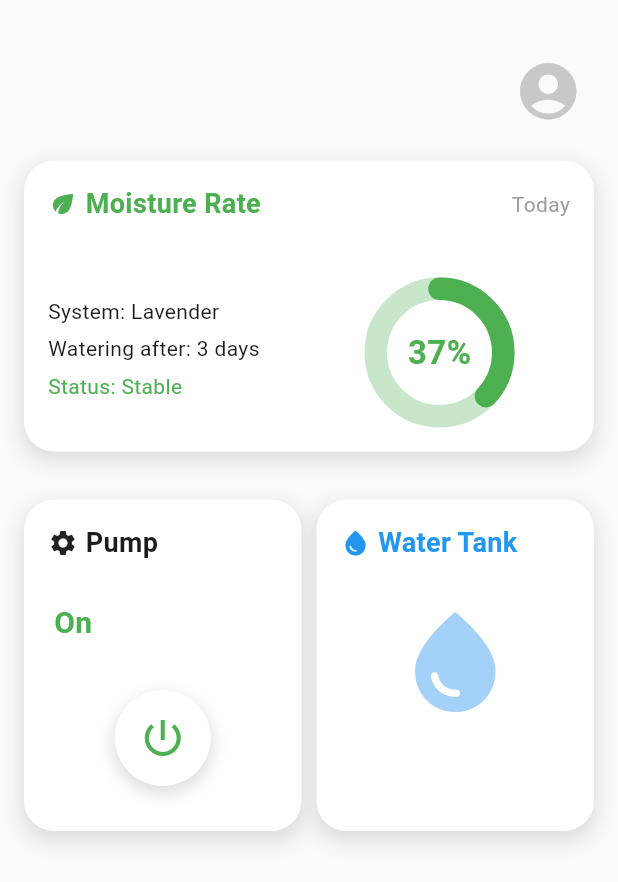
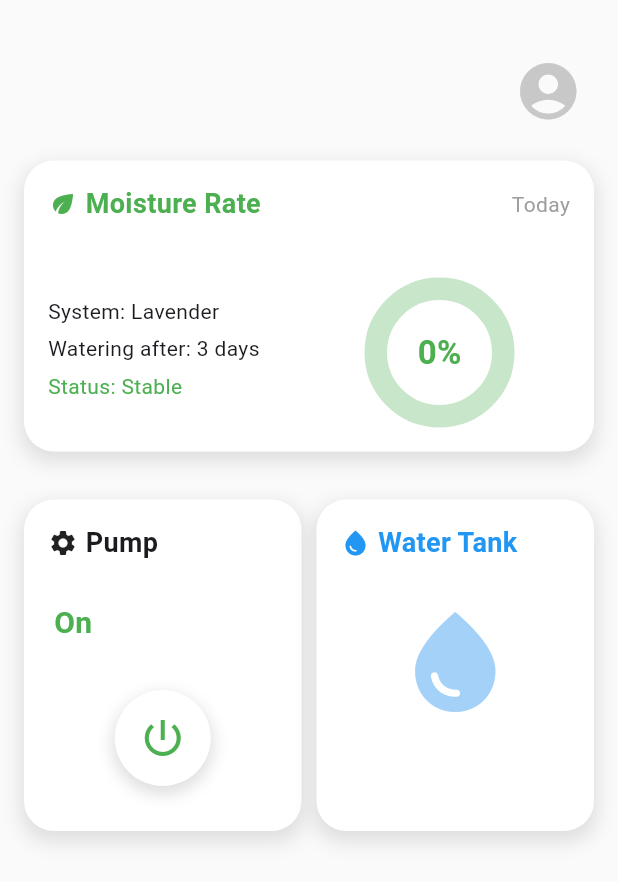
Before and after one commit to Abo-khalil/final_project, a Flutter app: the Homepage screen opened directly with empty values, after a tap on the "power settings new" icon, on a phone screen of 412 x 824 dp. Shown: the top 882 px of the screen. Run offline on Flutter 3.47's test engine with Material 3 defaults, Android fonts, the phone set to English and light mode, and no system bars; drawn by our look-alikes of percent_indicator; our stand-ins replace curved_navigation_bar, firebase_core, firebase_database, image_picker, shared_preferences; accounts and stored records are empty; network calls fail.

Commit message:
Update project files and add embedded.dart

```diff
--- a/lib/core/services/ai.dart
+++ b/lib/core/services/ai.dart
@@ -9,7 +9,7 @@ class ImageService {
   static Future<Map<String, dynamic>> uploadImage(XFile pickedFile) async {
     final bytes = await pickedFile.readAsBytes();
 
-    final uri = Uri.parse('https://apiai-production-4a1b.up.railway.app/predict');
+    final uri = Uri.parse('https://api-ai--e-wzq.fly.dev/predict');
 
     final request = http.MultipartRequest('POST', uri)
       ..files.add(
--- /dev/null
+++ b/lib/core/services/embedded.dart
@@ -0,0 +1,48 @@
+import 'dart:convert';
+import 'package:flutter/material.dart';
+import 'package:http/http.dart' as http;
+import 'package:shared_preferences/shared_preferences.dart';
+
+class Embedded {
+  static Future<double?> fetchHumidity(String plantId) async {
+    final prefs = await SharedPreferences.getInstance();
+    final token = prefs.getString('token');
+
+    if (token == null) {
+      print('No token found in SharedPreferences');
+      return null;
+    }
+
+    final url = Uri.parse(
+        'https://automatic-irrigation-system.vercel.app/api/plants/$plantId/humidity');
+
+    try {
+      final response = await http.get(
+        url,
+        headers: {
+          'Authorization': 'Bearer $token',
+          'Content-Type': 'application/json',
+        },
+      );
+
+      if (response.statusCode == 200) {
+        final data = json.decode(response.body);
+        print("Humidity response: $data");
+
+        if (data['humidity'] != null) {
+          return double.parse(data['humidity'].toString());
+        } else {
+          print("No 'humidity' key found");
+          return null;
+        }
+      } else {
+        print("Failed to fetch humidity: ${response.statusCode}");
+        print("Body: ${response.body}");
+        return null;
+      }
+    } catch (e) {
+      print("Exception occurred: $e");
+      return null;
+    }
+  }
+}
--- a/lib/core/services/system_services.dart
+++ b/lib/core/services/system_services.dart
@@ -66,7 +66,7 @@ class SystemServices {
 
  static Future<dynamic> fetchGlobalSystemData() async {
   final url = Uri.parse(
-    'https://automatic-irrigation-system.vercel.app/api/system/system-globle',
+    'https://automatic-irrigation-system.vercel.app/api/system/',
   );
 
   try {
--- a/lib/main.dart
+++ b/lib/main.dart
@@ -1,7 +1,19 @@
 import 'package:final_project/pages/sign_In_page/sign_in.dart';
+import 'package:firebase_core/firebase_core.dart';
 import 'package:flutter/material.dart';
 
-void main() {
+void main() async {
+  WidgetsFlutterBinding.ensureInitialized();
+  await Firebase.initializeApp(
+    options: const FirebaseOptions(
+      apiKey: 'AIzaSyD4-RE-GGkWLjyc9TG1MMZi-jMvkBEBbn8',
+      appId: '1:854970310579:android:751fa20b35c8327a20a507',
+      messagingSenderId: '854970310579',
+      projectId: 'smart-irregation-af58a',
+      databaseURL:
+          'https://smart-irregation-af58a-default-rtdb.europe-west1.firebasedatabase.app/',
+    ),
+  );
   runApp(const MyApp());
 }
 
--- a/lib/pages/home_page/widgets/moistureRate.dart
+++ b/lib/pages/home_page/widgets/moistureRate.dart
@@ -1,3 +1,4 @@
+import 'package:final_project/core/services/embedded.dart';
 import 'package:flutter/material.dart';
 import 'package:percent_indicator/circular_percent_indicator.dart';
 
@@ -9,8 +10,25 @@ class MoistureRate extends StatefulWidget {
 }
 
 class _MoistureRateState extends State<MoistureRate> {
+  double? humidity;
+
+  @override
+  void initState() {
+    super.initState();
+    loadHumidity();
+  }
+
+  Future<void> loadHumidity() async {
+    final result = await Embedded.fetchHumidity('6846daf95674545af5c5dd10');
+    setState(() {
+      humidity = result;
+    });
+  }
+
   @override
   Widget build(BuildContext context) {
+    double percent = (humidity ?? 0) / 100;
+
     return Container(
       decoration: BoxDecoration(
         borderRadius: BorderRadius.circular(20),
@@ -22,7 +40,8 @@ class _MoistureRateState extends State<MoistureRate> {
             blurRadius: 10,
             offset: const Offset(0, 5),
           )
-          ]),
+        ],
+      ),
       padding: const EdgeInsets.all(8),
       child: Column(
         children: [
@@ -30,12 +49,8 @@ class _MoistureRateState extends State<MoistureRate> {
             padding: EdgeInsets.all(8.0),
             child: Row(
               children: [
-                Row(
-                  children: [
                 Icon(Icons.eco, color: Colors.green, size: 20),
-                    SizedBox(
-                      width: 5,
-                    ),
+                SizedBox(width: 5),
                 Text(
                   "Moisture Rate",
                   style: TextStyle(
@@ -43,8 +58,6 @@ class _MoistureRateState extends State<MoistureRate> {
                     fontWeight: FontWeight.bold,
                     color: Colors.green,
                   ),
-                    ),
-                  ],
                 ),
                 Spacer(),
                 Text(
@@ -64,31 +77,29 @@ class _MoistureRateState extends State<MoistureRate> {
                     crossAxisAlignment: CrossAxisAlignment.start,
                     children: [
                       Text("System: Lavender", style: TextStyle(fontSize: 14)),
-                    SizedBox(
-                      height: 5,
-                    ),
+                      SizedBox(height: 5),
                       Text("Watering after: 3 days",
                           style: TextStyle(fontSize: 14)),
-                    SizedBox(
-                      height: 5,
-                    ),
+                      SizedBox(height: 5),
                       Text("Status: Stable",
                           style: TextStyle(fontSize: 14, color: Colors.green)),
-                    SizedBox(
-                      height: 5,
+                      SizedBox(height: 5),
+                    ],
                   ),
-                  ],
-                )),
+                ),
                 Expanded(
                   child: CircularPercentIndicator(
                     radius: 50.0,
                     lineWidth: 15.0,
-                    percent: 0.37,
-                    center: const Text("37%",
-                        style: TextStyle(
+                    percent: percent.clamp(0.0, 1.0),
+                    center: Text(
+                      "${(percent * 100).toInt()}%",
+                      style: const TextStyle(
                         fontWeight: FontWeight.bold,
                         fontSize: 22,
-                            color: Colors.green)),
+                        color: Colors.green,
+                      ),
+                    ),
                     progressColor: Colors.green,
                     backgroundColor: Colors.green.shade100,
                     circularStrokeCap: CircularStrokeCap.round,
@@ -96,7 +107,7 @@ class _MoistureRateState extends State<MoistureRate> {
                 ),
               ],
             ),
-          )
+          ),
         ],
       ),
     );
--- a/lib/pages/home_page/widgets/pumpwidget.dart
+++ b/lib/pages/home_page/widgets/pumpwidget.dart
@@ -1,3 +1,4 @@
+import 'package:firebase_database/firebase_database.dart';
 import 'package:flutter/material.dart';
 
 class Pumpwidget extends StatefulWidget {
@@ -8,7 +9,29 @@ class Pumpwidget extends StatefulWidget {
 }
 
 class _PumpwidgetState extends State<Pumpwidget> {
+  final DatabaseReference _dbRef =
+      FirebaseDatabase.instance.ref().child('PumpState');
   bool isOn = false;
+
+  @override
+  void initState() {
+    super.initState();
+
+    // متابعة التحديث من Firebase
+    _dbRef.onValue.listen((event) {
+      final data = event.snapshot.value;
+      if (data != null && mounted) {
+        setState(() {
+          isOn = data == 1;
+        });
+      }
+    });
+  }
+
+  void togglePump() {
+    final newState = isOn ? 0 : 1;
+    _dbRef.set(newState); // إرسال التحديث إلى Firebase
+  }
 
   @override
   Widget build(BuildContext context) {
@@ -61,11 +84,7 @@ class _PumpwidgetState extends State<Pumpwidget> {
           ),
           Center(
             child: GestureDetector(
-            onTap: () {
-              setState(() {
-                isOn = !isOn;
-              });
-            },
+              onTap: togglePump,
               child: Padding(
                 padding: const EdgeInsets.all(30.0),
                 child: Container(
@@ -89,7 +108,8 @@ class _PumpwidgetState extends State<Pumpwidget> {
                   ),
                 ),
               ),
-          ))
+            ),
+          )
         ],
       ),
     );
--- a/pubspec.yaml
+++ b/pubspec.yaml
@@ -41,6 +41,8 @@ dependencies:
   image_picker: ^1.1.2
   http_parser: ^4.0.2
   flutter_bluetooth_serial: ^0.4.0
+  firebase_core: ^2.27.0
+  firebase_database: ^10.4.0
 
 dev_dependencies:
   flutter_test:
```
Also changed, not shown: lib/pages/tank_details/tankDetails.dart (+8 -5 lines), pubspec.lock, 3 other files. Lines whose indentation alone changed are shown as unchanged.
